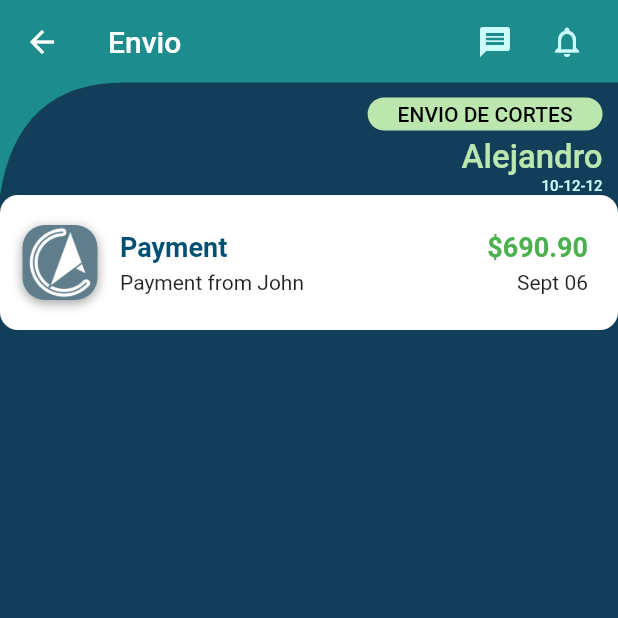
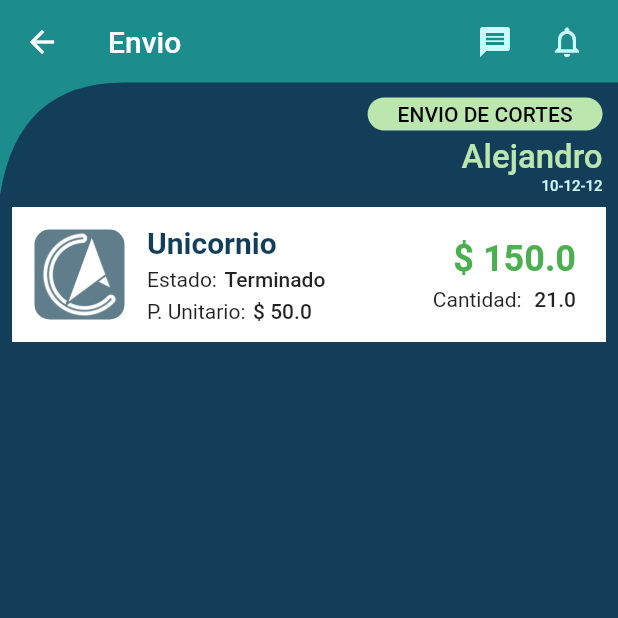
Before and after one commit to franco555/2021Caysa, a Flutter app: the ScTest screen opened by its route, on a phone screen of 412 x 824 dp, the top half of it. Run offline on Flutter 3.47's test engine with Material 2 defaults, Android fonts, the phone set to English and light mode, and no system bars; our stand-ins replace fl_chart, flutter_svg; Roboto replaces fonts that are missing (Montserrat).

Commit message:
cardProducto implementado

```diff
--- /dev/null
+++ b/lib/components/cards/card_product.dart
@@ -0,0 +1,98 @@
+import 'package:caysa2021/constants/constant_fr_color.dart';
+import 'package:flutter/material.dart';
+
+class CardProduct extends StatelessWidget {
+
+  final String imagen;
+  final String titulo;
+  final String estado;
+  final double precioUnitario;
+  final double cantidad;
+  final double precioTotal;
+
+  const CardProduct({
+    Key key,
+    this.imagen,
+    this.titulo,
+    this.estado,
+    this.precioUnitario,
+    this.cantidad,
+    this.precioTotal,
+  }) : super(key: key);
+
+  @override
+  Widget build(BuildContext context) {
+    return Container(
+      decoration: BoxDecoration(
+      color: Colors.white,
+      ),
+      margin:EdgeInsets.fromLTRB(0, 0, 0, 1) ,
+      padding:EdgeInsets.only(right: 20, top: 10.0, bottom: 10.0),
+      child: Column(
+        children: <Widget>[
+          Row(
+            mainAxisAlignment: MainAxisAlignment.spaceBetween,
+            children: <Widget>[
+              Row(
+                children: <Widget>[
+                  _containerHome(AssetImage(imagen)),
+                  Column(
+                    crossAxisAlignment:CrossAxisAlignment.start,
+                    children: <Widget>[
+                      Text( titulo,style: CFr().tsTextTitulo(CFr().getColorFondo(),20.0),),
+                      _containerDescription('Estado:', estado),
+                      _containerDescription('P. Unitario:','\$ $precioUnitario')
+                    ],
+                  ),
+                ],
+              ),
+              Column(
+                crossAxisAlignment: CrossAxisAlignment.end,
+                children: <Widget>[
+                  Text(
+                    '\$ $precioTotal',
+                    style: TextStyle(
+                        color: Colors.green,
+                        fontSize: 24.0,
+                        fontWeight: FontWeight.bold),
+                  ),
+                  _containerDescription('Cantidad: ','$cantidad')
+                ],
+              )
+            ],
+          ),
+        ],
+      ),
+    );
+  }
+
+  Widget _containerDescription(label, pu,){
+    return  Container(
+      margin: EdgeInsets.only(top: 5.0),
+      child: Row(
+        children: [
+          Text(label,),
+          SizedBox(width: 5,),
+          Text(pu, style: TextStyle(fontWeight: FontWeight.w500),),
+        ],
+      ),
+    );
+  }
+
+
+  Widget _containerHome(AssetImage image) {
+    return Container(
+      height: 60.0,
+      width:60.0,
+      margin: EdgeInsets.only(left: 15.0, top: 5.0, right: 15.0, bottom: 5.0),
+      decoration: BoxDecoration(
+        borderRadius: BorderRadius.all(Radius.circular(10.0)),
+        color: Colors.blueGrey,
+        image: DecorationImage(
+          image: image,
+          fit: BoxFit.cover,
+        ),
+      ),
+    );
+  }
+}
--- a/lib/constants/constant_fr_color.dart
+++ b/lib/constants/constant_fr_color.dart
@@ -24,6 +24,9 @@ class CFr{
 
   //Azul
   Color getColorAzul500() => ColoresFr(isDark: isDark).colorAzul_500();
+
+  //TextStile
+  TextStyle tsTextTitulo(color,fsize)=>TextStyle(color:color,fontSize: fsize, fontWeight: FontWeight.bold);
 
 }
 
--- a/lib/constants/constants.dart
+++ b/lib/constants/constants.dart
@@ -4,6 +4,7 @@ const kTextColor = Color(0xFF535353);
 const kTextLightColor = Color(0xFFACACAC);
 
 const getPadding20=20.0;
+
 
 //Login
 //const k_ThemeBackgroundColor = Color(0xFF123E59);
--- a/lib/dashBoard/Sc_DashBoard.dart
+++ b/lib/dashBoard/Sc_DashBoard.dart
@@ -65,11 +65,4 @@ class _ScDashBoardState extends State<ScDashBoard> {
       body: Body(),
     );
   }
-
-  /*PreferredSize customAppBar(titulo){
-    return  PreferredSize(
-        preferredSize: Size.fromHeight(CFr().getHeightNav()),
-        child:new CustomAppBar(tituloNav:titulo),
-      );
-  }*/
 }
--- a/lib/dashBoard/components/body.dart
+++ b/lib/dashBoard/components/body.dart
@@ -1,12 +1,12 @@
 import 'package:caysa2021/constants/constant_fr_color.dart';
 import 'package:caysa2021/constants/constants.dart';
-import 'package:caysa2021/paginas/home/components/categories.dart';
 import 'package:flutter/material.dart';
 class Body extends StatelessWidget {
   @override
   Widget build(BuildContext context) {
     Size size = MediaQuery.of(context).size;
-    return Column(
+    return SingleChildScrollView(
+      child: Column(
         crossAxisAlignment: CrossAxisAlignment.start,
         children: <Widget>[
           Container(
@@ -21,13 +21,12 @@ class Body extends StatelessWidget {
 
 
                   Positioned(
-            top: 185,
+                    top: 125,
                     right: 0,
                     child: Container(
                       padding: EdgeInsets.symmetric(vertical: 10, horizontal: 25),
                       width: MediaQuery.of(context).size.width * 0.45,
                       decoration: BoxDecoration(
-                    color: Colors.white,
                         boxShadow: [
                           BoxShadow(
                             color: Colors.black.withOpacity(.05),
@@ -39,10 +38,13 @@ class Body extends StatelessWidget {
                         borderRadius: BorderRadius.only(
                           topLeft: Radius.circular(30),
                           bottomLeft: Radius.circular(30),
-                    )),
+                        )
+                      ),
+                    )
+                  ),
 
 
-                     child: Column(
+                  Column(
                     crossAxisAlignment: CrossAxisAlignment.start,
                     children: [
                       Column(
@@ -53,15 +55,9 @@ class Body extends StatelessWidget {
                             children: [
                               Row(
                                 children: [
-                                  Icon(
-                                    Icons.arrow_upward,
-                                    color: Color(0XFF00838F),
-                                  ),
-                                  SizedBox(
-                                    width: 10,
-                                  ),
-                                  Text(
-                                    "Ventas",
+                                  Icon(Icons.arrow_upward, color: Color(0XFF00838F),),
+                                  SizedBox(width: 10,),
+                                  Text( "Ventas",
                                     style: TextStyle(
                                         color: Colors.grey,
                                         fontWeight: FontWeight.bold),
@@ -113,8 +109,6 @@ class Body extends StatelessWidget {
                           ),
                         ],
                       ),
-
-
                       SizedBox(
                         height: 15,
                       ),
@@ -129,20 +123,12 @@ class Body extends StatelessWidget {
                       )
                     ],
                   ),
+                ],
               ),
+            )
           ),
 
-
-
-
-
-
-
-              ],
-            )
-          ),
-        ),
-        Categories(),
+          //Categories(),
           /*Expanded(
             child: Padding(
               padding: const EdgeInsets.symmetric(horizontal: kDefaultPaddin),
@@ -167,6 +153,7 @@ class Body extends StatelessWidget {
             ),
           ),*/
         ],
+      ),
     );
   }
 
--- a/lib/dashBoard/test.dart
+++ b/lib/dashBoard/test.dart
@@ -1,3 +1,4 @@
+import 'package:caysa2021/components/cards/card_product.dart';
 import 'package:caysa2021/nav/customAppBar.dart';
 import 'package:flutter/material.dart';
 class ScTest extends StatefulWidget {
@@ -17,93 +18,24 @@ class _ScTestState extends State<ScTest> {
         detail: true,
       ) ,
       body: SingleChildScrollView(
-        child:Container(
-                        decoration: BoxDecoration(
-                          borderRadius: BorderRadius.circular(12.0),
-                          color: Colors.white,
-                        ),
-                        padding:
-                            EdgeInsets.only(right: 20, top: 10.0, bottom: 10.0),
-                        child: Column(
-                          children: <Widget>[
-                            Row(
-                              mainAxisAlignment: MainAxisAlignment.spaceBetween,
-                              children: <Widget>[
-                                Row(
-                                  children: <Widget>[
-                                    _containerHome(
-                                        AssetImage('assets/logo/logo_white.png')),
-                                    Column(
-                                      crossAxisAlignment:
-                                          CrossAxisAlignment.start,
-                                      children: <Widget>[
-                                        Text(
-                                          'Payment',
-                                          style: TextStyle(
-                                              color: Color(0xFF005073),
-                                              fontFamily: 'Montserrat',
-                                              fontSize: 18.0,
-                                              fontWeight: FontWeight.bold),
-                                        ),
-                                        Container(
-                                          margin: EdgeInsets.only(top: 5.0),
-                                          child: Text(
-                                            'Payment from John',
-                                          ),
-                                        ),
-                                      ],
-                                    ),
-                                  ],
-                                ),
-                                Column(
-                                  crossAxisAlignment: CrossAxisAlignment.end,
-                                  children: <Widget>[
-                                    Text(
-                                      '\$690.90',
-                                      style: TextStyle(
-                                          color: Colors.green,
-                                          fontFamily: 'Montserrat',
-                                          fontSize: 18.0,
-                                          fontWeight: FontWeight.bold),
-                                    ),
-                                    Container(
-                                      margin: EdgeInsets.only(top: 5.0),
-                                      child: Text(
-                                        'Sept 06',
-                                      ),
-                                    ),
-                                  ],
-                                )
-                              ],
-                            ),
-                          ],
-                        ),
-                      )
+        child:Padding(
+          padding: const EdgeInsets.all(8.0),
+          child: Column(
+            children: [
+              CardProduct(
+                imagen: 'assets/logo/logo_white.png',
+                titulo: "Unicornio",
+                precioUnitario: 50.0,
+                cantidad: 21.0,
+                estado: "Terminado",
+                precioTotal: 150.0,
+              ),
+            ],
+          ),
+        )
       ),
     );
   }
 
 
-  Widget _containerHome(AssetImage image) {
-  return Container(
-    height: 50.0,
-    width: 50.0,
-    margin: EdgeInsets.only(left: 15.0, top: 10.0, right: 15.0, bottom: 10.0),
-    decoration: BoxDecoration(
-      borderRadius: BorderRadius.all(Radius.circular(15.0)),
-      color: Colors.blueGrey,
-      boxShadow: [
-        BoxShadow(
-          color: Colors.black38,
-          offset: Offset(0, 2),
-          blurRadius: 6.0,
-        ),
-      ],
-      image: DecorationImage(
-        image: image,
-        fit: BoxFit.cover,
-      ),
-    ),
-  );
 }
-}
```
Lines whose indentation alone changed are shown as unchanged.
